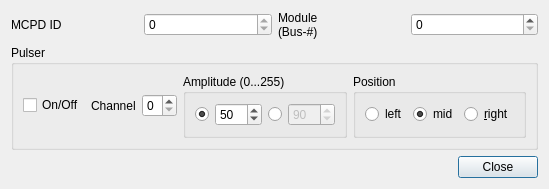
Before: the Qt Designer form qmesydaq/mpsdpulser.ui in flueke/qmesydaq, drawn with Qt 5.
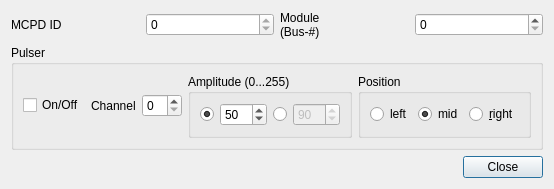
After: the same form once the commit is applied. Custom widgets are drawn as their Qt base class.

Diff of the .ui file:
```diff
--- a/qmesydaq/mpsdpulser.ui
+++ b/qmesydaq/mpsdpulser.ui
@@ -6,7 +6,7 @@
    <rect>
     <x>0</x>
     <y>0</y>
-    <width>549</width>
+    <width>554</width>
     <height>171</height>
    </rect>
   </property>
```
Left out of the diff: 2 changed lines with no effect on the pictures.
